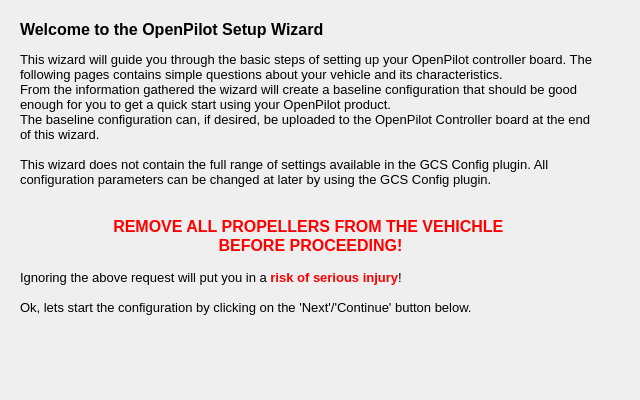
Above: ground/openpilotgcs/src/plugins/setupwizard/pages/startpage.ui from openpilot/OpenPilot before the change. Below: the same form after it.
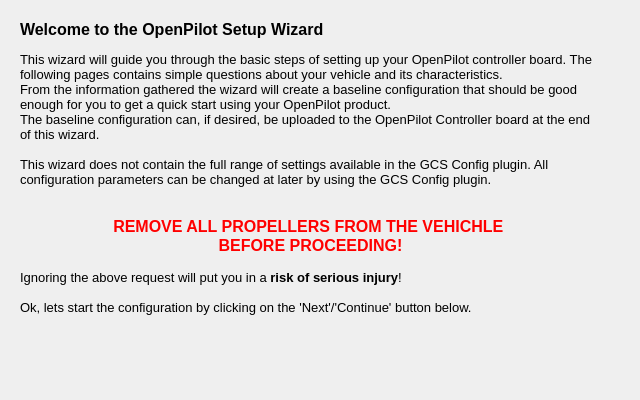
That is the form after the change.

Patch:
```diff
--- a/ground/openpilotgcs/src/plugins/setupwizard/pages/startpage.ui
+++ b/ground/openpilotgcs/src/plugins/setupwizard/pages/startpage.ui
@@ -45,7 +45,7 @@
 &lt;p align=&quot;center&quot; style=&quot; margin-top:0px; margin-bottom:0px; margin-left:0px; margin-right:0px; -qt-block-indent:0; text-indent:0px;&quot;&gt;&lt;span style=&quot; font-size:12pt; font-weight:600; color:#ff0000;&quot;&gt;REMOVE ALL PROPELLERS FROM THE VEHICHLE &lt;/span&gt;&lt;/p&gt;
 &lt;p align=&quot;center&quot; style=&quot; margin-top:0px; margin-bottom:0px; margin-left:0px; margin-right:0px; -qt-block-indent:0; text-indent:0px;&quot;&gt;&lt;span style=&quot; font-size:12pt; font-weight:600; color:#ff0000;&quot;&gt;BEFORE PROCEEDING!&lt;/span&gt;&lt;/p&gt;
 &lt;p style=&quot;-qt-paragraph-type:empty; margin-top:0px; margin-bottom:0px; margin-left:0px; margin-right:0px; -qt-block-indent:0; text-indent:0px; font-size:10pt;&quot;&gt;&lt;br /&gt;&lt;/p&gt;
-&lt;p style=&quot; margin-top:0px; margin-bottom:0px; margin-left:0px; margin-right:0px; -qt-block-indent:0; text-indent:0px;&quot;&gt;&lt;span style=&quot; font-size:10pt;&quot;&gt;Ignoring the above request will put you in a&lt;/span&gt;&lt;span style=&quot; font-size:10pt; font-weight:600; color:#ff0000;&quot;&gt; risk of serious injury&lt;/span&gt;&lt;span style=&quot; font-size:10pt;&quot;&gt;!&lt;/span&gt;&lt;/p&gt;
+&lt;p style=&quot; margin-top:0px; margin-bottom:0px; margin-left:0px; margin-right:0px; -qt-block-indent:0; text-indent:0px;&quot;&gt;&lt;span style=&quot; font-size:10pt;&quot;&gt;Ignoring the above request will put you in a&lt;/span&gt;&lt;span style=&quot; font-size:10pt; font-weight:600; color:#000000;&quot;&gt; risk of serious injury&lt;/span&gt;&lt;span style=&quot; font-size:10pt;&quot;&gt;!&lt;/span&gt;&lt;/p&gt;
 &lt;p style=&quot;-qt-paragraph-type:empty; margin-top:0px; margin-bottom:0px; margin-left:0px; margin-right:0px; -qt-block-indent:0; text-indent:0px; font-size:10pt;&quot;&gt;&lt;br /&gt;&lt;/p&gt;
 &lt;p style=&quot; margin-top:0px; margin-bottom:0px; margin-left:0px; margin-right:0px; -qt-block-indent:0; text-indent:0px;&quot;&gt;&lt;span style=&quot; font-size:10pt;&quot;&gt;Ok, lets start the configuration by clicking on the 'Next'/'Continue' button below.&lt;/span&gt;&lt;/p&gt;&lt;/body&gt;&lt;/html&gt;</string>
    </property>
```
